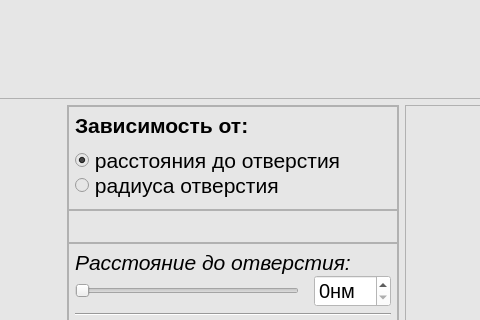
Before: the Qt Designer form QtFresnelZones/intensitygraphwindow.ui in Lnd-stoL/fresnel-zones-qt, drawn with Qt 5; both pictures show x 279 to 759 and y 300 to 620 of the 1024 by 768 pixel window.
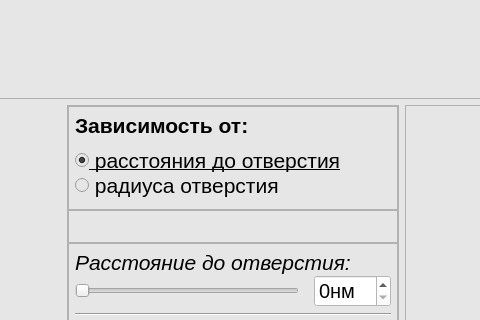
After: the same form once the commit is applied. Custom widgets are drawn as their Qt base class.

Patch:
```diff
--- a/QtFresnelZones/intensitygraphwindow.ui
+++ b/QtFresnelZones/intensitygraphwindow.ui
@@ -429,6 +429,7 @@
                   <font>
                    <family>Arial</family>
                    <pointsize>16</pointsize>
+                   <underline>true</underline>
                   </font>
                  </property>
                  <property name="text">
```
Left out of the diff: 4 changed lines with no effect on the pictures.
